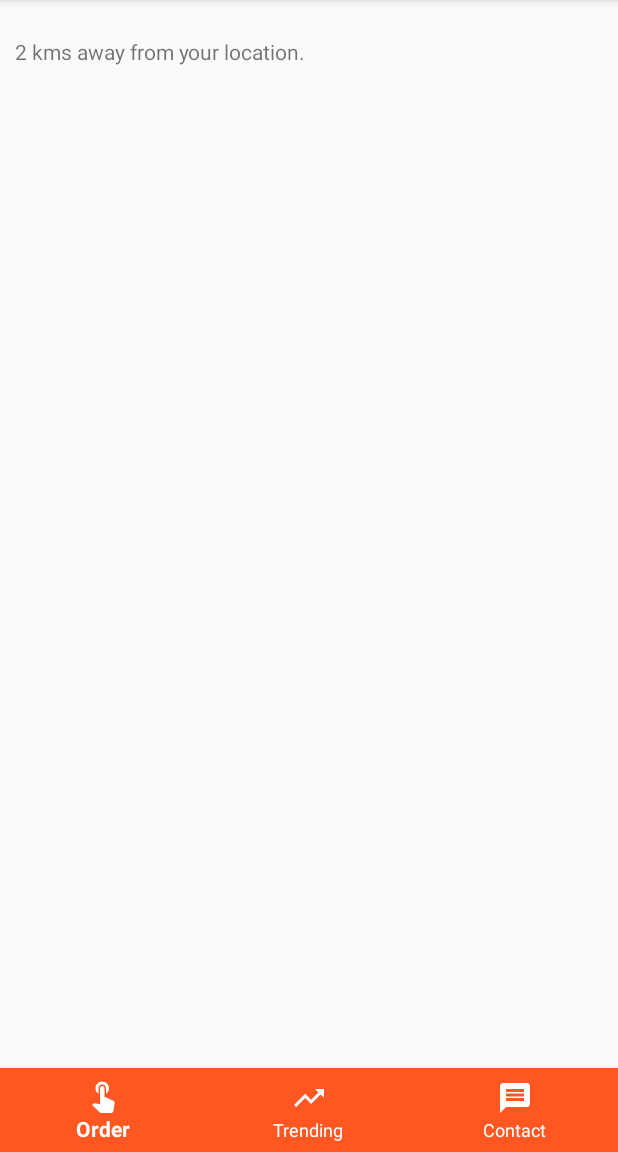
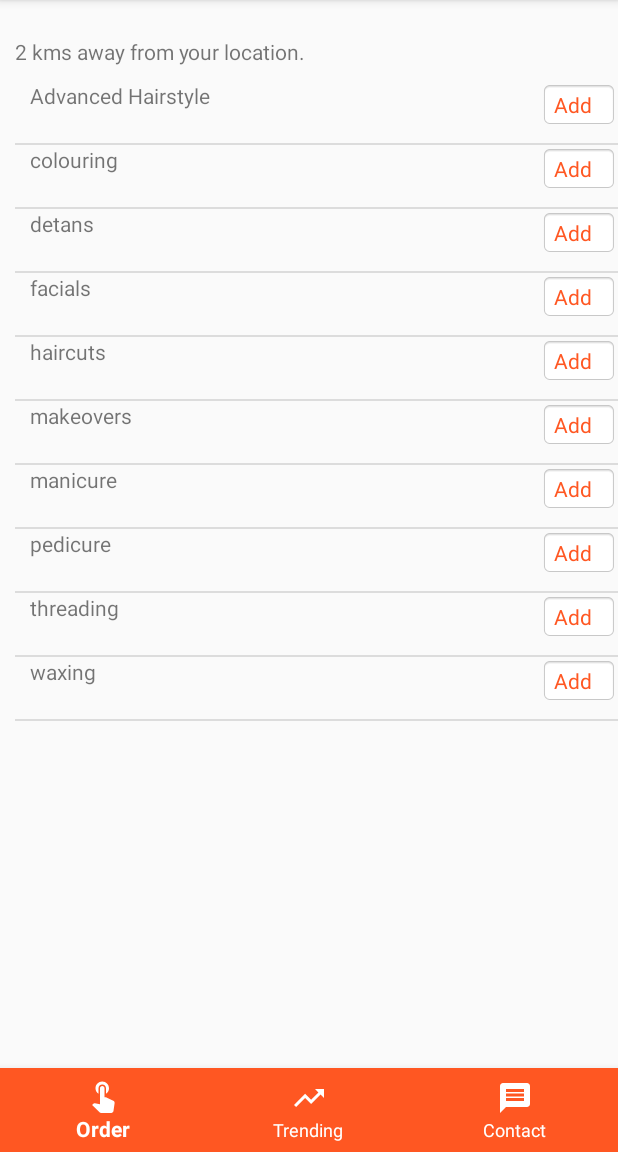
Before and after one commit to goforbg/Kutnow, an Android app: the screen it shows after launch once a user with an empty profile is signed in (MainActivity), after a tap on "KrazyCuts", on a phone screen of 412 x 824 dp, the part 84-1236 px from its top. Run offline under Robolectric (Android 15) with nearby library versions, the phone set to English and light mode, and no system bars; our stand-ins replace Firebase (no records; nobody signed in at launch, a user with empty details on screens opened directly); 3 other taps on this screen came first.

Commit message:
Added Salon adapter, fixed Firebase

```diff
--- a/app/src/main/java/com/androar/kutnow/OrderServices.java
+++ b/app/src/main/java/com/androar/kutnow/OrderServices.java
@@ -7,7 +7,10 @@ import android.os.Bundle;
 import androidx.annotation.NonNull;
 import androidx.annotation.Nullable;
 import androidx.fragment.app.Fragment;
+import androidx.recyclerview.widget.LinearLayoutManager;
+import androidx.recyclerview.widget.RecyclerView;
 
+import android.util.Log;
 import android.view.LayoutInflater;
 import android.view.View;
 import android.view.ViewGroup;
@@ -20,6 +23,8 @@ import com.google.firebase.database.DatabaseReference;
 import com.google.firebase.database.FirebaseDatabase;
 import com.google.firebase.database.ValueEventListener;
 
+import java.util.ArrayList;
+
 
 /**
  * A simple {@link Fragment} subclass.
@@ -31,6 +36,28 @@ public class OrderServices extends Fragment {
     String shopName;
 
     ProgressDialog progressDialog;
+
+    RecyclerView recyclerView;
+    RecyclerView.Adapter myAdapter;
+    RecyclerView.LayoutManager layoutManager;
+    ArrayList<Salons> salons;
+
+
+   String advancedstyling;
+   String colouring;
+   String detans;
+   String facials;
+   String haircuts;
+   String logo;
+   String makeovers;
+   String manicure;
+   String salonName;
+   String pedicure;
+   Long shopId;
+   String threading;
+   String waxing;
+
+
 
 
     public OrderServices() {
@@ -51,7 +78,7 @@ public class OrderServices extends Fragment {
     public View onCreateView(LayoutInflater inflater, ViewGroup container,
                              Bundle savedInstanceState) {
         // Inflate the layout for this fragment
-        View view = inflater.inflate(R.layout.fragment_order_services, container, false);
+        final View view = inflater.inflate(R.layout.fragment_order_services, container, false);
         progressDialog = new ProgressDialog(getActivity());
         progressDialog.setMessage("Please wait ...");
         progressDialog.show();
@@ -63,8 +90,45 @@ public class OrderServices extends Fragment {
             @Override
             public void onDataChange(DataSnapshot dataSnapshot) {
                 progressDialog.dismiss();
-                String stringValue = dataSnapshot.child(shopName).child("name").getValue(String.class);
-                shopProviderName.setText(stringValue);
+
+                advancedstyling = dataSnapshot.child(shopName).child("advancedstyling").getValue(String.class);
+                colouring = dataSnapshot.child(shopName).child("colouring").getValue(String.class);
+                detans = dataSnapshot.child(shopName).child("detans").getValue(String.class);
+                facials = dataSnapshot.child(shopName).child("facial").getValue(String.class);
+                haircuts = dataSnapshot.child(shopName).child("haircuts").getValue(String.class);
+                logo = dataSnapshot.child(shopName).child("logo").getValue(String.class);
+                makeovers = dataSnapshot.child(shopName).child("makeovers").getValue(String.class);
+                manicure = dataSnapshot.child(shopName).child("manicure").getValue(String.class);
+                salonName = dataSnapshot.child(shopName).child("name").getValue(String.class);
+                pedicure = dataSnapshot.child(shopName).child("pedicure").getValue(String.class);
+                shopId = dataSnapshot.child(shopName).child("shopId").getValue(Long.class);
+                threading = dataSnapshot.child(shopName).child("threading").getValue(String.class);
+                waxing = dataSnapshot.child(shopName).child("waxing").getValue(String.class);
+                Log.d("Waxing", waxing);
+                shopProviderName.setText(salonName);
+
+
+                salons = new ArrayList<Salons>();
+                salons.add(new Salons("advanced styling", advancedstyling));
+                salons.add(new Salons("colouring", colouring));
+                salons.add(new Salons("detans", detans));
+                salons.add(new Salons("facials", facials));
+                salons.add(new Salons("haircuts", haircuts));
+                salons.add(new Salons("makeovers", makeovers));
+                salons.add(new Salons("manicure", manicure));
+                salons.add(new Salons("pedicure", pedicure));
+                salons.add(new Salons("threading", threading));
+                salons.add(new Salons("waxing", waxing));
+
+
+
+                layoutManager = new LinearLayoutManager(getActivity());
+                recyclerView = view.findViewById(R.id.rvCart);
+                recyclerView.setHasFixedSize(true);
+                recyclerView.setLayoutManager(layoutManager);
+                myAdapter = new SalonAdapter(getActivity(), salons);
+                myAdapter.notifyDataSetChanged();
+                recyclerView.setAdapter(myAdapter);
 
 
             }
@@ -77,8 +141,6 @@ public class OrderServices extends Fragment {
         });
 
 
-
-
         return view;
     }
 
--- a/app/src/main/java/com/androar/kutnow/SalonAdapter.java
+++ b/app/src/main/java/com/androar/kutnow/SalonAdapter.java
@@ -2,9 +2,11 @@ package com.androar.kutnow;
 
 import android.content.Context;
 import android.os.Bundle;
+import android.util.Log;
 import android.view.LayoutInflater;
 import android.view.View;
 import android.view.ViewGroup;
+import android.widget.Button;
 import android.widget.ImageView;
 import android.widget.TextView;
 import android.widget.Toast;
@@ -25,9 +27,6 @@ public class SalonAdapter extends RecyclerView.Adapter <SalonAdapter.ViewHolder>
     public ArrayList<Salons> salons;
     public Context context;
 
-    private FirebaseDatabase firebaseDatabase;
-
-
     public SalonAdapter(Context context, ArrayList<Salons> list)
     {
         salons=list;
@@ -37,21 +36,38 @@ public class SalonAdapter extends RecyclerView.Adapter <SalonAdapter.ViewHolder>
 
     public class ViewHolder extends  RecyclerView.ViewHolder {
 
+        TextView tvServiceName;
+        TextView tvPrice;
+        Button btnAdd;
+
         public ViewHolder (@NonNull View itemView){
             super(itemView);
+
+            tvServiceName = itemView.findViewById(R.id.tvServiceName);
+            tvPrice = itemView.findViewById(R.id.tvPrice);
+            //btnAdd = itemView.findViewById(R.id.btnadd);
 
         }
     }
     @NonNull
     @Override
     public SalonAdapter.ViewHolder onCreateViewHolder(@NonNull ViewGroup parent, int viewType) {
-        View v = LayoutInflater.from(parent.getContext()).inflate(R.layout.fragment_order_services, parent, false);
+        View v = LayoutInflater.from(parent.getContext()).inflate(R.layout.services_layout, parent, false);
         return new ViewHolder(v);
     }
 
     @Override
     public void onBindViewHolder(@NonNull SalonAdapter.ViewHolder holder, final int position) {
         holder.itemView.setTag(salons.get(position));
+        if (salons.get(position).getServicename().equals("advanced styling")) {
+            holder.tvServiceName.setText("Advanced Hairstyle");
+        }
+        else {
+        holder.tvServiceName.setText(salons.get(position).getServicename()); }
+
+        holder.tvPrice.setText(salons.get(position).getPrice());
+        String message = salons.get(position).getServicename();
+        Log.i("price", message);
 
     }
 
--- a/app/src/main/res/layout/fragment_order_services.xml
+++ b/app/src/main/res/layout/fragment_order_services.xml
@@ -29,7 +29,8 @@
         android:id="@+id/rvCart"
         android:layout_width="match_parent"
         android:layout_height="wrap_content"
-        android:layout_marginLeft="10dp" />
+        android:layout_marginLeft="10dp"
+        android:layout_marginTop="10dp" />
 
 
 </LinearLayout>
--- a/app/src/main/res/layout/services_layout.xml
+++ b/app/src/main/res/layout/services_layout.xml
@@ -1,30 +1,32 @@
 <?xml version="1.0" encoding="utf-8"?>
 <LinearLayout xmlns:android="http://schemas.android.com/apk/res/android"
+    xmlns:tools="http://schemas.android.com/tools"
     android:orientation="vertical" android:layout_width="match_parent"
     android:layout_height="wrap_content">
 
 
     <LinearLayout
         android:layout_width="match_parent"
-        android:layout_height="match_parent"
-        android:orientation="horizontal">
+        android:layout_height="wrap_content"
+        android:orientation="horizontal"
+        tools:layout_marginBottom="10dp">
 
         <LinearLayout
             android:layout_width="wrap_content"
             android:layout_height="wrap_content"
             android:layout_marginLeft="10dp"
-            android:orientation="vertical"
-            android:paddingRight="290dp">
+            android:layout_weight="5"
+            android:orientation="vertical">
 
             <TextView
                 android:id="@+id/tvServiceName"
-                android:layout_width="match_parent"
+                android:layout_width="wrap_content"
                 android:layout_height="wrap_content"
                 android:text="Haircut" />
 
             <TextView
                 android:id="@+id/tvPrice"
-                android:layout_width="match_parent"
+                android:layout_width="wrap_content"
                 android:layout_height="wrap_content"
                 android:text="150 INR" />
 
@@ -34,11 +36,18 @@
             android:id="@+id/btnadd"
             android:layout_width="wrap_content"
             android:layout_height="wrap_content"
-            android:layout_marginTop="5dp"
-            android:layout_marginRight="5dp"
+            android:layout_gravity="right|center_horizontal|end"
+            android:layout_marginLeft="5dp"
+            android:layout_marginTop="10dp"
             android:background="@android:drawable/editbox_background"
             android:text="Add"
             android:textColor="@color/colorPrimary" />
     </LinearLayout>
 
+    <View
+        android:id="@+id/divider"
+        android:layout_width="match_parent"
+        android:layout_height="1dp"
+        android:background="?android:attr/listDivider" />
+
 </LinearLayout>
```
Also changed, not shown: app/src/main/java/com/androar/kutnow/Salons.java (+13 -123 lines).
